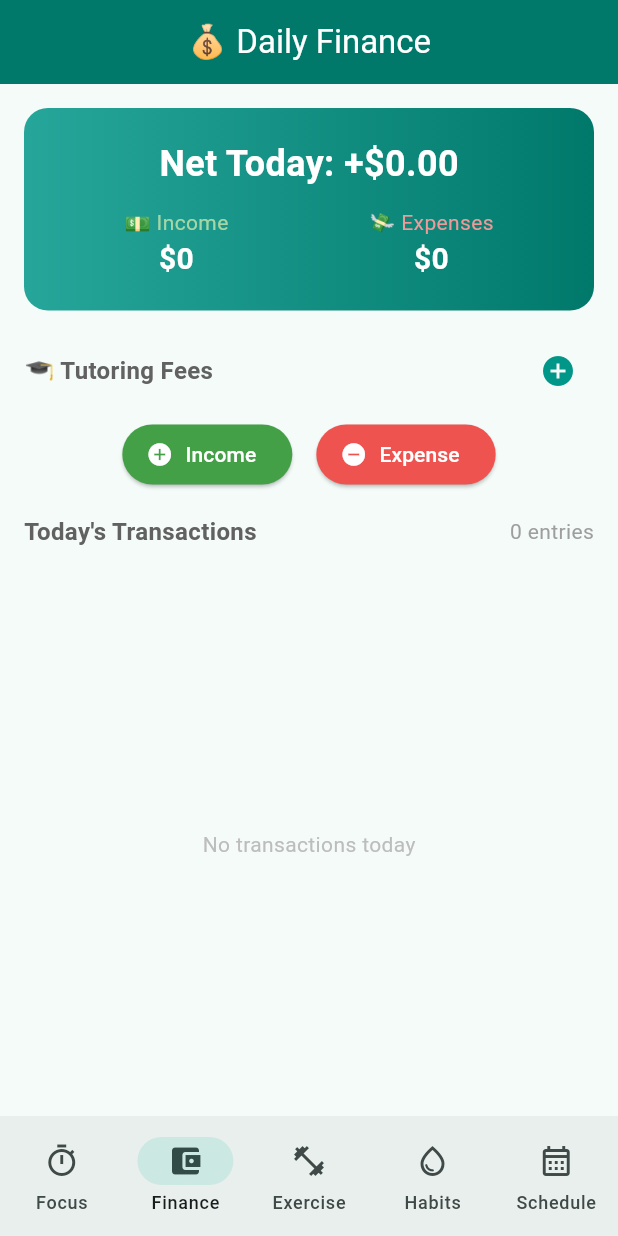
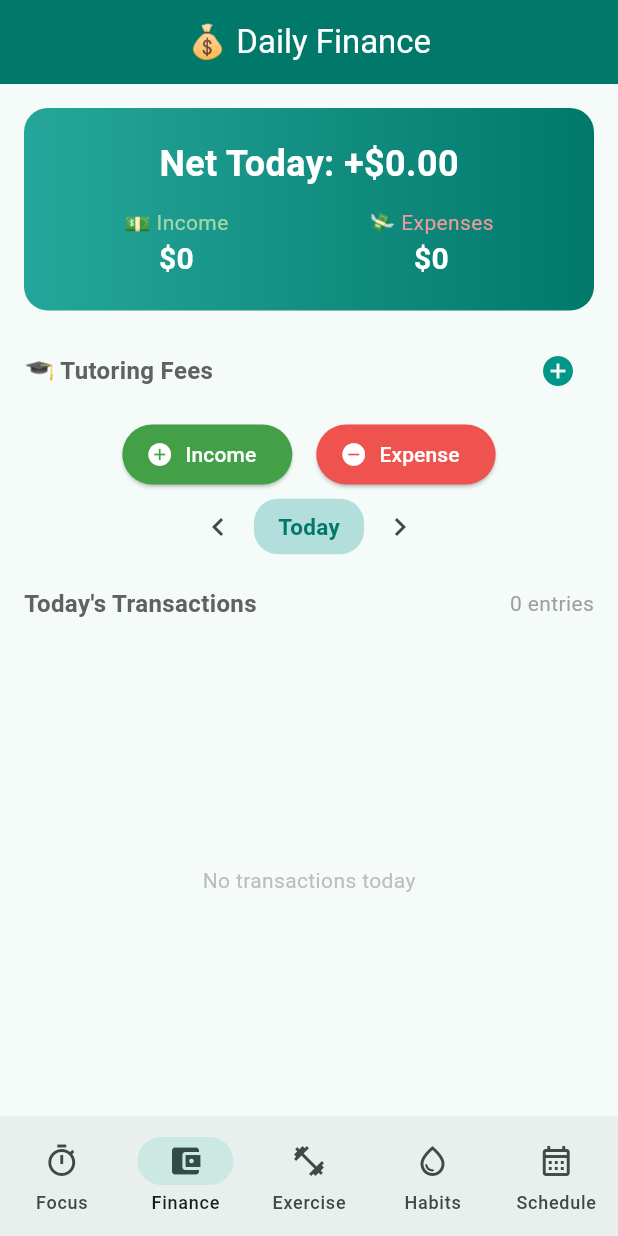
Before and after one commit to kenny2725970722/irene-helper, a Flutter app: the screen it shows after launch, item 2 of the bottom bar chosen, on a phone screen of 412 x 824 dp. Run offline on Flutter 3.47's test engine with Material 3 defaults, Android fonts, the phone set to English and light mode, and no system bars; our stand-ins replace audioplayers, flutter_local_notifications, shared_preferences, timezone.

Commit message:
Finance: add payment methods + date navigation

```diff
--- a/lib/models/finance_entry.dart
+++ b/lib/models/finance_entry.dart
@@ -6,6 +6,7 @@ class FinanceEntry {
   final String category;
   final String note;
   final DateTime date;
+  final String paymentMethod; // e.g. Cash, Credit Card, PayMe, Bank Transfer
 
   FinanceEntry({
     required this.id,
@@ -14,6 +15,7 @@ class FinanceEntry {
     required this.category,
     this.note = '',
     required this.date,
+    this.paymentMethod = 'Cash',
   });
 
   /// Create from JSON (stored in SharedPreferences)
@@ -25,6 +27,7 @@ class FinanceEntry {
       category: json['category'] as String,
       note: json['note'] as String? ?? '',
       date: DateTime.parse(json['date'] as String),
+      paymentMethod: json['paymentMethod'] as String? ?? 'Cash',
     );
   }
 
@@ -36,6 +39,7 @@ class FinanceEntry {
       'category': category,
       'note': note,
       'date': date.toIso8601String(),
+      'paymentMethod': paymentMethod,
     };
   }
 }
--- a/lib/screens/finance_screen.dart
+++ b/lib/screens/finance_screen.dart
@@ -19,6 +19,14 @@ class _FinanceScreenState extends State<FinanceScreen> {
 
   static const _incomeCategories = ['Salary', 'Tutoring', 'Freelance', 'Other'];
   static const _expenseCategories = ['Food', 'Transport', 'Shopping', 'Bills', 'Other'];
+  static const _incomeMethods = ['Bank Transfer', 'Cash', 'PayMe', 'Check', 'Other'];
+  static const _expenseMethods = ['Credit Card', 'Cash', 'PayMe', 'Bank Transfer', 'Other'];
+  static const _methodEmojis = {
+    'Credit Card': '💳', 'Cash': '💵', 'PayMe': '📱',
+    'Bank Transfer': '🏦', 'Check': '📝', 'Other': '💰',
+  };
+
+  DateTime _selectedDate = DateTime.now();
 
   @override
   void initState() {
@@ -47,16 +55,14 @@ class _FinanceScreenState extends State<FinanceScreen> {
   }
 
   double get _todayIncome {
-    final today = DateTime.now();
     return _entries
-        .where((e) => e.isIncome && _isSameDay(e.date, today))
+        .where((e) => e.isIncome && _isSameDay(e.date, _selectedDate))
         .fold(0.0, (sum, e) => sum + e.amount);
   }
 
   double get _todayExpenses {
-    final today = DateTime.now();
     return _entries
-        .where((e) => !e.isIncome && _isSameDay(e.date, today))
+        .where((e) => !e.isIncome && _isSameDay(e.date, _selectedDate))
         .fold(0.0, (sum, e) => sum + e.amount);
   }
 
@@ -68,6 +74,7 @@ class _FinanceScreenState extends State<FinanceScreen> {
     final amountCtrl = TextEditingController();
     final noteCtrl = TextEditingController();
     String category = isIncome ? _incomeCategories.first : _expenseCategories.first;
+    String paymentMethod = isIncome ? _incomeMethods.first : _expenseMethods.first;
 
     showDialog(
       context: context,
@@ -95,6 +102,17 @@ class _FinanceScreenState extends State<FinanceScreen> {
                 decoration: const InputDecoration(labelText: 'Category'),
               ),
               const SizedBox(height: 12),
+              DropdownButtonFormField<String>(
+                initialValue: paymentMethod,
+                items: (isIncome ? _incomeMethods : _expenseMethods)
+                    .map((m) => DropdownMenuItem(
+                        value: m,
+                        child: Text('${_methodEmojis[m] ?? '💰'} $m')))
+                    .toList(),
+                onChanged: (val) => setDialog(() => paymentMethod = val!),
+                decoration: const InputDecoration(labelText: 'Payment Method'),
+              ),
+              const SizedBox(height: 12),
               TextField(
                 controller: noteCtrl,
                 decoration: const InputDecoration(
@@ -118,6 +136,7 @@ class _FinanceScreenState extends State<FinanceScreen> {
                     category: category,
                     note: noteCtrl.text,
                     date: DateTime.now(),
+                    paymentMethod: paymentMethod,
                   ));
                 });
                 _saveEntries();
@@ -271,7 +290,9 @@ class _FinanceScreenState extends State<FinanceScreen> {
   Widget build(BuildContext context) {
     if (_loading) return const Scaffold(body: Center(child: CircularProgressIndicator()));
     final net = _todayIncome - _todayExpenses;
-    final todayEntries = _entries.where((e) => _isSameDay(e.date, DateTime.now())).toList();
+    final todayEntries = _entries.where((e) => _isSameDay(e.date, _selectedDate)).toList();
+    final isToday = _isSameDay(_selectedDate, DateTime.now());
+    final isFuture = _selectedDate.isAfter(DateTime.now());
 
     return Scaffold(
       appBar: AppBar(
@@ -300,7 +321,7 @@ class _FinanceScreenState extends State<FinanceScreen> {
             child: Column(
               children: [
                 Text(
-                  'Net Today: ${net >= 0 ? '+' : ''}\$${net.toStringAsFixed(2)}',
+                  '${isToday ? "Net Today" : "Net on ${DateFormat('MMM d').format(_selectedDate)}"}: ${net >= 0 ? '+' : ''}\$${net.toStringAsFixed(2)}',
                   style: const TextStyle(fontSize: 24, fontWeight: FontWeight.bold, color: Colors.white),
                 ),
                 const SizedBox(height: 12),
@@ -416,12 +437,60 @@ class _FinanceScreenState extends State<FinanceScreen> {
             ],
           ),
 
+          // ── Date Navigation ──
+          Padding(
+            padding: const EdgeInsets.symmetric(horizontal: 16),
+            child: Row(
+              mainAxisAlignment: MainAxisAlignment.center,
+              children: [
+                IconButton(
+                  icon: const Icon(Icons.chevron_left),
+                  onPressed: () {
+                    HapticFeedback.selectionClick();
+                    setState(() => _selectedDate = _selectedDate.subtract(const Duration(days: 1)));
+                  },
+                ),
+                GestureDetector(
+                  onTap: () {
+                    HapticFeedback.lightImpact();
+                    setState(() => _selectedDate = DateTime.now());
+                  },
+                  child: Container(
+                    padding: const EdgeInsets.symmetric(horizontal: 16, vertical: 8),
+                    decoration: BoxDecoration(
+                      color: isToday ? Colors.teal.shade100 : Colors.grey.shade100,
+                      borderRadius: BorderRadius.circular(16),
+                    ),
+                    child: Text(
+                      isToday ? 'Today' : DateFormat('EEE, MMM d').format(_selectedDate),
+                      style: TextStyle(
+                        fontSize: 15,
+                        fontWeight: FontWeight.bold,
+                        color: isToday ? Colors.teal.shade700 : Colors.grey.shade700,
+                      ),
+                    ),
+                  ),
+                ),
+                IconButton(
+                  icon: const Icon(Icons.chevron_right),
+                  onPressed: isFuture ? null : () {
+                    HapticFeedback.selectionClick();
+                    setState(() => _selectedDate = _selectedDate.add(const Duration(days: 1)));
+                  },
+                ),
+              ],
+            ),
+          ),
+
           // ── Transaction List ──
           Padding(
             padding: const EdgeInsets.all(16),
             child: Row(
               children: [
-                Text('Today\'s Transactions', style: TextStyle(fontSize: 16, fontWeight: FontWeight.bold, color: Colors.grey.shade700)),
+                Text(
+                  isToday ? 'Today\'s Transactions' : 'Transactions — ${DateFormat('MMM d, yyyy').format(_selectedDate)}',
+                  style: TextStyle(fontSize: 16, fontWeight: FontWeight.bold, color: Colors.grey.shade700),
+                ),
                 const Spacer(),
                 Text('${todayEntries.length} entries', style: TextStyle(color: Colors.grey.shade500)),
               ],
@@ -451,7 +520,9 @@ class _FinanceScreenState extends State<FinanceScreen> {
                             child: Text(entry.isIncome ? '+' : '-', style: TextStyle(color: entry.isIncome ? Colors.green : Colors.red)),
                           ),
                           title: Text(entry.category),
-                          subtitle: Text(entry.note.isNotEmpty ? entry.note : DateFormat('h:mm a').format(entry.date)),
+                          subtitle: Text(
+                            '${_methodEmojis[entry.paymentMethod] ?? '💰'} ${entry.paymentMethod}${entry.note.isNotEmpty ? ' • ${entry.note}' : ''} • ${DateFormat('h:mm a').format(entry.date)}',
+                          ),
                           trailing: Text(
                             '${entry.isIncome ? '+' : '-'}\$${entry.amount.toStringAsFixed(2)}',
                             style: TextStyle(
```
